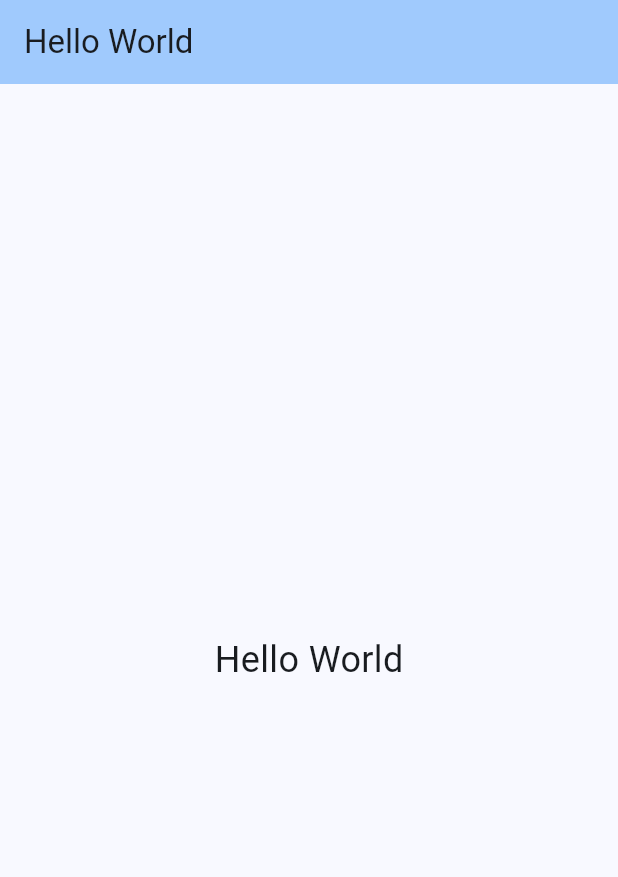
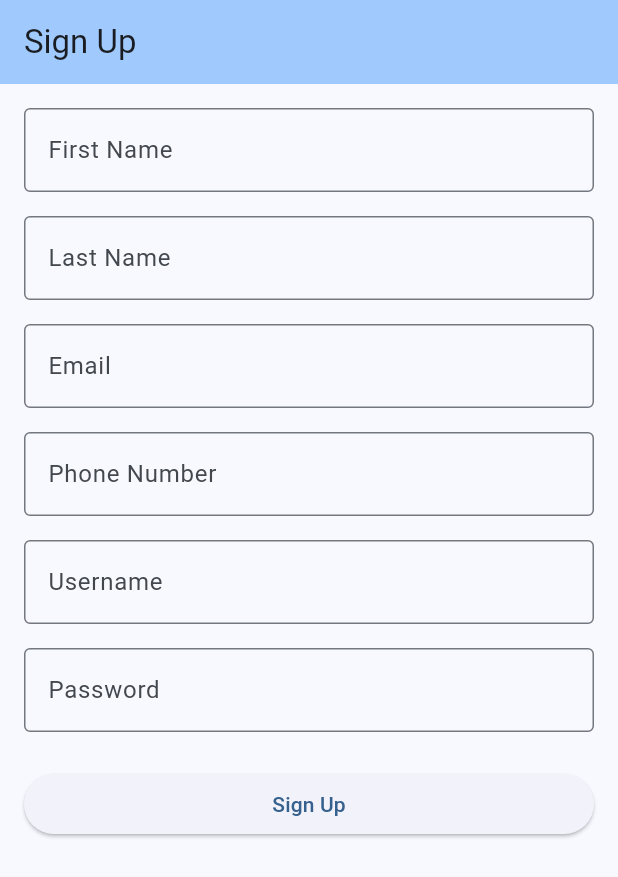
Before and after one commit to ayush220/BrokeNoMore1, a Flutter app: the screen it shows after launch, on a phone screen of 412 x 824 dp. Shown: the top 877 px of the screen. Run offline on Flutter 3.47's test engine with Material 3 defaults, Android fonts, the phone set to English and light mode, and no system bars; our stand-ins replace flutter_dotenv, form_validator, supabase_flutter; accounts and stored records are empty.

Commit message:
Added Database and signup

```diff
--- a/lib/main.dart
+++ b/lib/main.dart
@@ -1,6 +1,23 @@
 import 'package:flutter/material.dart';
+import 'package:flutter_dotenv/flutter_dotenv.dart';
+import 'services/supabase_service.dart';
+import 'pages/signup_page.dart';
+import 'pages/home_page.dart';
 
-void main() {
+void main() async {
+  WidgetsFlutterBinding.ensureInitialized();
+
+  try {
+    // Initialize Supabase with direct values for web
+    await SupabaseService().initialize(
+      'https://kgdiaceernjantbiqqnf.supabase.co',
+      'eyJhbGciOiJIUzI1NiIsInR5cCI6IkpXVCJ9.eyJpc3MiOiJzdXBhYmFzZSIsInJlZiI6ImtnZGlhY2Vlcm5qYW50YmlxcW5mIiwicm9sZSI6ImFub24iLCJpYXQiOjE3NTQwMTM4MTEsImV4cCI6MjA2OTU4OTgxMX0.3UBKr0zyfjMpsg1jRT6ywNDv4IyBsdPc02-4N3X42iI',
+    );
+    print('Supabase initialized successfully');
+  } catch (e) {
+    print('Error during initialization: $e');
+  }
+
   runApp(const MyApp());
 }
 
@@ -10,32 +27,16 @@ class MyApp extends StatelessWidget {
   @override
   Widget build(BuildContext context) {
     return MaterialApp(
-      title: 'Hello World',
+      title: 'BrokeNoMore',
       theme: ThemeData(
         colorScheme: ColorScheme.fromSeed(seedColor: Colors.blue),
         useMaterial3: true,
       ),
-      home: const MyHomePage(),
+      initialRoute: '/signup',
+      routes: {
+        '/signup': (context) => const SignUpPage(),
+        '/home': (context) => const HomePage(),
+      },
     );
   }
 }
-
-class MyHomePage extends StatelessWidget {
-  const MyHomePage({super.key});
-
-  @override
-  Widget build(BuildContext context) {
-    return Scaffold(
-      appBar: AppBar(
-        backgroundColor: Theme.of(context).colorScheme.inversePrimary,
-        title: const Text('Hello World'),
-      ),
-      body: const Center(
-        child: Text(
-          'Hello World',
-          style: TextStyle(fontSize: 24),
-        ),
-      ),
-    );
-  }
-}
--- /dev/null
+++ b/lib/pages/signup_page.dart
@@ -0,0 +1,179 @@
+import 'package:flutter/material.dart';
+import 'package:form_validator/form_validator.dart';
+import '../services/supabase_service.dart';
+
+class SignUpPage extends StatefulWidget {
+  const SignUpPage({super.key});
+
+  @override
+  State<SignUpPage> createState() => _SignUpPageState();
+}
+
+class _SignUpPageState extends State<SignUpPage> {
+  final _formKey = GlobalKey<FormState>();
+  final _firstNameController = TextEditingController();
+  final _lastNameController = TextEditingController();
+  final _emailController = TextEditingController();
+  final _phoneController = TextEditingController();
+  final _usernameController = TextEditingController();
+  final _passwordController = TextEditingController();
+  bool _isLoading = false;
+
+  @override
+  void dispose() {
+    _firstNameController.dispose();
+    _lastNameController.dispose();
+    _emailController.dispose();
+    _phoneController.dispose();
+    _usernameController.dispose();
+    _passwordController.dispose();
+    super.dispose();
+  }
+
+  Future<void> _signUp() async {
+    if (!_formKey.currentState!.validate()) return;
+
+    setState(() => _isLoading = true);
+
+    try {
+      final username = _usernameController.text;
+      final isAvailable = await SupabaseService().isUsernameAvailable(username);
+
+      if (!isAvailable) {
+        if (!mounted) return;
+        ScaffoldMessenger.of(context).showSnackBar(
+          const SnackBar(content: Text('Username is already taken')),
+        );
+        setState(() => _isLoading = false);
+        return;
+      }
+
+      await SupabaseService().createAccount(
+        firstName: _firstNameController.text,
+        lastName: _lastNameController.text,
+        email: _emailController.text,
+        phoneNumber: _phoneController.text,
+        username: username,
+        password: _passwordController.text,
+      );
+
+      if (!mounted) return;
+      ScaffoldMessenger.of(context).showSnackBar(
+        const SnackBar(
+          content: Text('Account created successfully!'),
+          backgroundColor: Colors.green,
+        ),
+      );
+      // Navigate to home page
+      if (mounted) {
+        Navigator.of(context).pushReplacementNamed('/home');
+      }
+    } catch (e) {
+      if (!mounted) return;
+      print('Error during sign up: $e');
+      ScaffoldMessenger.of(context).showSnackBar(
+        SnackBar(
+          content: Text('Error: ${e.toString()}'),
+          backgroundColor: Colors.red,
+          duration: const Duration(seconds: 5),
+        ),
+      );
+    } finally {
+      if (mounted) setState(() => _isLoading = false);
+    }
+  }
+
+  @override
+  Widget build(BuildContext context) {
+    return Scaffold(
+      appBar: AppBar(
+        title: const Text('Sign Up'),
+        backgroundColor: Theme.of(context).colorScheme.inversePrimary,
+      ),
+      body: SingleChildScrollView(
+        padding: const EdgeInsets.all(16.0),
+        child: Form(
+          key: _formKey,
+          child: Column(
+            crossAxisAlignment: CrossAxisAlignment.stretch,
+            children: [
+              TextFormField(
+                controller: _firstNameController,
+                decoration: const InputDecoration(
+                  labelText: 'First Name',
+                  border: OutlineInputBorder(),
+                ),
+                validator: ValidationBuilder().required().build(),
+              ),
+              const SizedBox(height: 16),
+              TextFormField(
+                controller: _lastNameController,
+                decoration: const InputDecoration(
+                  labelText: 'Last Name',
+                  border: OutlineInputBorder(),
+                ),
+                validator: ValidationBuilder().required().build(),
+              ),
+              const SizedBox(height: 16),
+              TextFormField(
+                controller: _emailController,
+                decoration: const InputDecoration(
+                  labelText: 'Email',
+                  border: OutlineInputBorder(),
+                ),
+                keyboardType: TextInputType.emailAddress,
+                validator: ValidationBuilder().email().required().build(),
+              ),
+              const SizedBox(height: 16),
+              TextFormField(
+                controller: _phoneController,
+                decoration: const InputDecoration(
+                  labelText: 'Phone Number',
+                  border: OutlineInputBorder(),
+                ),
+                keyboardType: TextInputType.phone,
+                validator: ValidationBuilder()
+                    .phone()
+                    .required()
+                    .build(),
+              ),
+              const SizedBox(height: 16),
+              TextFormField(
+                controller: _usernameController,
+                decoration: const InputDecoration(
+                  labelText: 'Username',
+                  border: OutlineInputBorder(),
+                ),
+                validator: ValidationBuilder()
+                    .minLength(3)
+                    .maxLength(20)
+                    .required()
+                    .build(),
+              ),
+              const SizedBox(height: 16),
+              TextFormField(
+                controller: _passwordController,
+                decoration: const InputDecoration(
+                  labelText: 'Password',
+                  border: OutlineInputBorder(),
+                ),
+                obscureText: true,
+                validator: ValidationBuilder()
+                    .minLength(8)
+                    .required()
+                    .build(),
+              ),
+              const SizedBox(height: 24),
+              ElevatedButton(
+                onPressed: _isLoading ? null : _signUp,
+                child: _isLoading
+                    ? const CircularProgressIndicator()
+                    : const Text('Sign Up'),
+              ),
+            ],
+          ),
+        ),
+      ),
+    );
+  }
+}
--- /dev/null
+++ b/lib/services/supabase_service.dart
@@ -0,0 +1,87 @@
+import 'package:supabase_flutter/supabase_flutter.dart';
+
+class SupabaseService {
+  static final SupabaseService _instance = SupabaseService._internal();
+  factory SupabaseService() => _instance;
+  SupabaseService._internal();
+
+  late final SupabaseClient _client;
+
+  Future<void> initialize(String url, String anonKey) async {
+    await Supabase.initialize(
+      url: url,
+      anonKey: anonKey,
+    );
+    _client = Supabase.instance.client;
+  }
+
+  Future<bool> isUsernameAvailable(String username) async {
+    final response = await _client
+        .from('accounts')
+        .select()
+        .eq('username', username)
+        .maybeSingle();
+    return response == null;
+  }
+
+  Future<void> createAccount({
+    required String firstName,
+    required String lastName,
+    required String email,
+    required String phoneNumber,
+    required String username,
+    required String password,
+  }) async {
+    try {
+      // Validate email format
+      if (!RegExp(r'^[A-Za-z0-9._%+-]+@[A-Za-z0-9.-]+\.[A-Za-z]{2,}$')
+          .hasMatch(email)) {
+        throw Exception('Invalid email format');
+      }
+
+      // Validate username format
+      if (!RegExp(r'^[A-Za-z0-9_]{3,20}$').hasMatch(username)) {
+        throw Exception(
+            'Username must be 3-20 characters long and contain only letters, numbers, and underscores');
+      }
+
+      // Check if username is available
+      final isAvailable = await isUsernameAvailable(username);
+      if (!isAvailable) {
+        throw Exception('Username is already taken');
+      }
+
+      // Create auth user
+      final authResponse = await _client.auth.signUp(
+        email: email,
+        password: password,
+      );
+
+      if (authResponse.user == null) {
+        throw Exception('Failed to create user');
+      }
+
+      final userId = authResponse.user!.id;
+      print('User created with ID: $userId');
+
+      // Create account record
+      await _client.from('accounts').insert({
+        'user_id': userId,
+        'first_name': firstName,
+        'last_name': lastName,
+        'email': email,
+        'phone_number': phoneNumber,
+        'username': username,
+      }).select();
+
+      print('Account created successfully for user: $userId');
+    } catch (e) {
+      print('Error in createAccount: $e');
+      throw Exception('Failed to create account: $e');
+    }
+  }
+
+  Future<void> signOut() async {
+    await _client.auth.signOut();
+  }
+}
```
Also changed, not shown: lib/pages/home_page.dart (added, +54 -0 lines), pubspec.yaml (+5 -3 lines), pubspec.lock, 6 other files.
